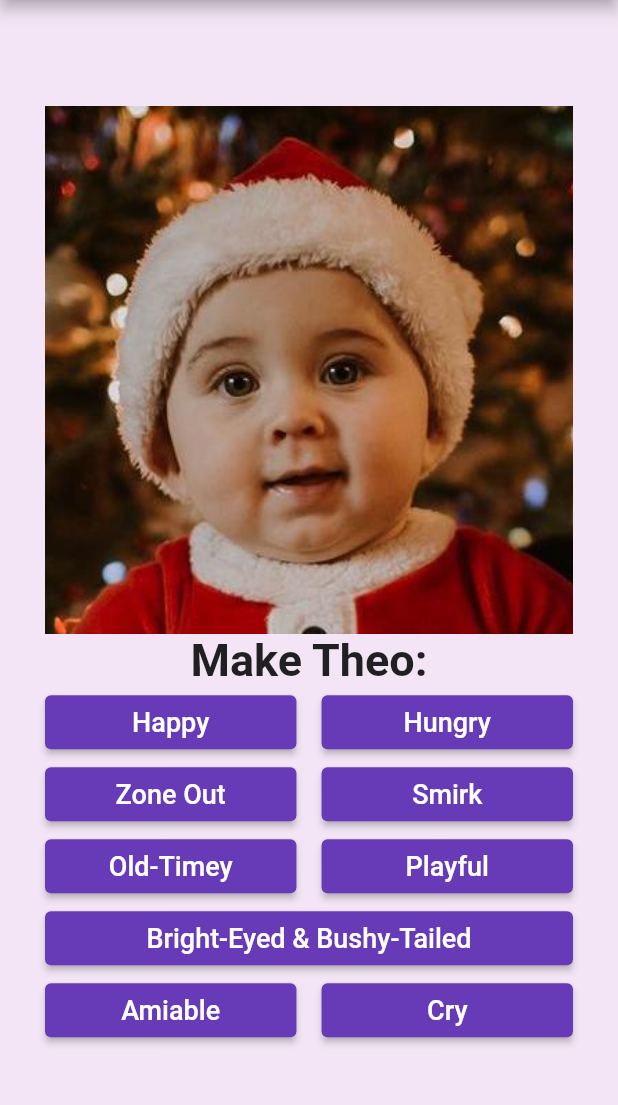
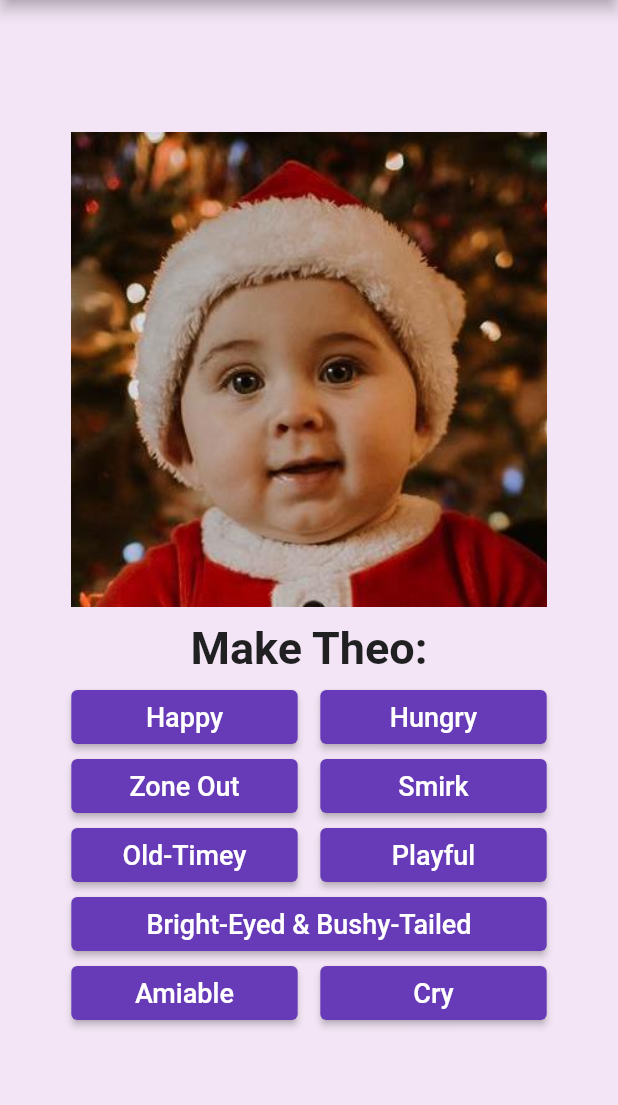
Before and after one commit to Nightlights524/theo_simulator_flutter, a Flutter app: the screen it shows after launch, on a phone screen of 412 x 824 dp, the part 84-1189 px from its top. Run offline on Flutter 3.47's test engine with Material 2 defaults, Android fonts, the phone set to English and light mode, and no system bars; our stand-ins replace flutter_screenutil.

Commit message:
Continue responsive design

```diff
--- a/lib/main.dart
+++ b/lib/main.dart
@@ -1,4 +1,5 @@
 import 'package:flutter/material.dart';
+import 'package:flutter_screenutil/flutter_screenutil.dart';
 
 void main() => runApp(TheoSimulator());
 
@@ -6,15 +7,37 @@ class TheoSimulator extends StatelessWidget {
   @override
   Widget build(BuildContext context) {
     const String appTitle = "Theo Simulator";
-    return MaterialApp(
+    return ScreenUtilInit(
+      designSize: Size(390, 844),
+      // designSize: Size(1170, 2532),
+      builder: () => MaterialApp(
         title: appTitle,
         theme: ThemeData(
           primarySwatch: Colors.deepPurple,
+          // textTheme: TextTheme(
+          //   button: TextStyle(fontSize: 45.sp),
+          // ),
         ),
         home: MyHomePage(title: appTitle),
+      ),
     );
   }
 }
+
+// class TheoSimulator extends StatelessWidget {
+//   @override
+//   Widget build(BuildContext context) {
+//     const String appTitle = "Theo Simulator";
+//     return
+//     MaterialApp(
+//       title: appTitle,
+//       theme: ThemeData(
+//         primarySwatch: Colors.deepPurple,
+//       ),
+//       home: MyHomePage(title: appTitle),
+//     );
+//   }
+// }
 
 class MyHomePage extends StatefulWidget {
   MyHomePage({Key? key, required this.title}) : super(key: key);
@@ -62,14 +85,17 @@ class _MyHomePageState extends State<MyHomePage> {
   Widget _buildButton(String buttonText, String imageName) {
     return Expanded(
       flex: 10,
+      child: Container(
+        margin: EdgeInsets.only(top: 10),
         child: ElevatedButton(
           onPressed: () => _setImage(imageName),
           style: ElevatedButton.styleFrom(
-            // tapTargetSize: MaterialTapTargetSize.shrinkWrap,
+            tapTargetSize: MaterialTapTargetSize.shrinkWrap,
           ),
           child: Text(
             buttonText,
             style: TextStyle(fontSize: 18),
+          ),
         ),
       ),
     );
@@ -77,7 +103,9 @@ class _MyHomePageState extends State<MyHomePage> {
 
   @override
   Widget build(BuildContext context) {
-    var mediaQueryData = MediaQuery.of(context);
+    final mediaQueryData = MediaQuery.of(context);
+    final isPortrait = mediaQueryData.orientation == Orientation.portrait;
+
     return Scaffold(
       backgroundColor: Colors.purple.shade50,
       appBar: AppBar(
@@ -88,20 +116,34 @@ class _MyHomePageState extends State<MyHomePage> {
           SliverFillRemaining(
             hasScrollBody: false,
             child: Padding(
-              padding: const EdgeInsets.all(30.0),
+              padding: const EdgeInsets.all(20.0),
               child: Column(
                 mainAxisAlignment: MainAxisAlignment.center,
                 children: <Widget>[
                   Image.asset(
                     _currentImage,
                     fit: BoxFit.cover,
-                    width: mediaQueryData.size.width - 60,
-                    height: mediaQueryData.size.width - 60,
+                    // width: 300.w,
+                    // height: 300.w,
+                    width: isPortrait ? 300.w : 350,
+                    height: isPortrait ? 300.w : 350,
+                    // width: mediaQueryData.size.width - 60,
+                    // height: mediaQueryData.size.width - 60,
                     // gaplessPlayback: true,
                   ),
-                  Text(
+                  Container(
+                    // width: 320.w,
+                    width: isPortrait ? 300.w : 350,
+                    child: Column(
+                      // mainAxisAlignment: MainAxisAlignment.center,
+                      children: [
+                        Container(
+                          margin: EdgeInsets.only(top: 10),
+                          child: Text(
                             "Make Theo:",
-                    style: TextStyle(fontSize: 30, fontWeight: FontWeight.bold),
+                            style: TextStyle(
+                                fontSize: 30, fontWeight: FontWeight.bold),
+                          ),
                         ),
                         Row(
                           children: [
@@ -140,6 +182,9 @@ class _MyHomePageState extends State<MyHomePage> {
                       ],
                     ),
                   ),
+                ],
+              ),
+            ),
           ),
         ],
       ),
--- a/pubspec.yaml
+++ b/pubspec.yaml
@@ -27,6 +27,7 @@ dependencies:
   # The following adds the Cupertino Icons font to your application.
   # Use with the CupertinoIcons class for iOS style icons.
   cupertino_icons: ^1.0.2
+  flutter_screenutil: ^5.0.0
 
 dev_dependencies:
   flutter_test:
```
Also changed, not shown: pubspec.lock. Lines whose indentation alone changed are shown as unchanged.
